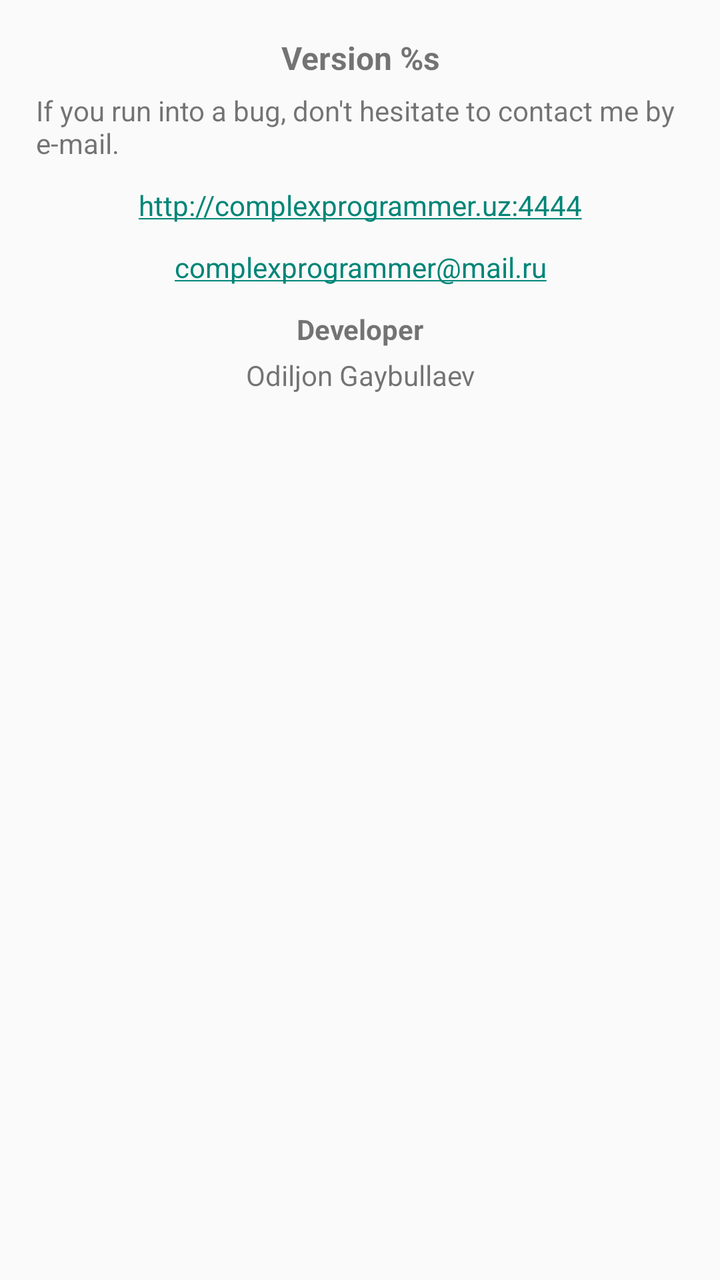
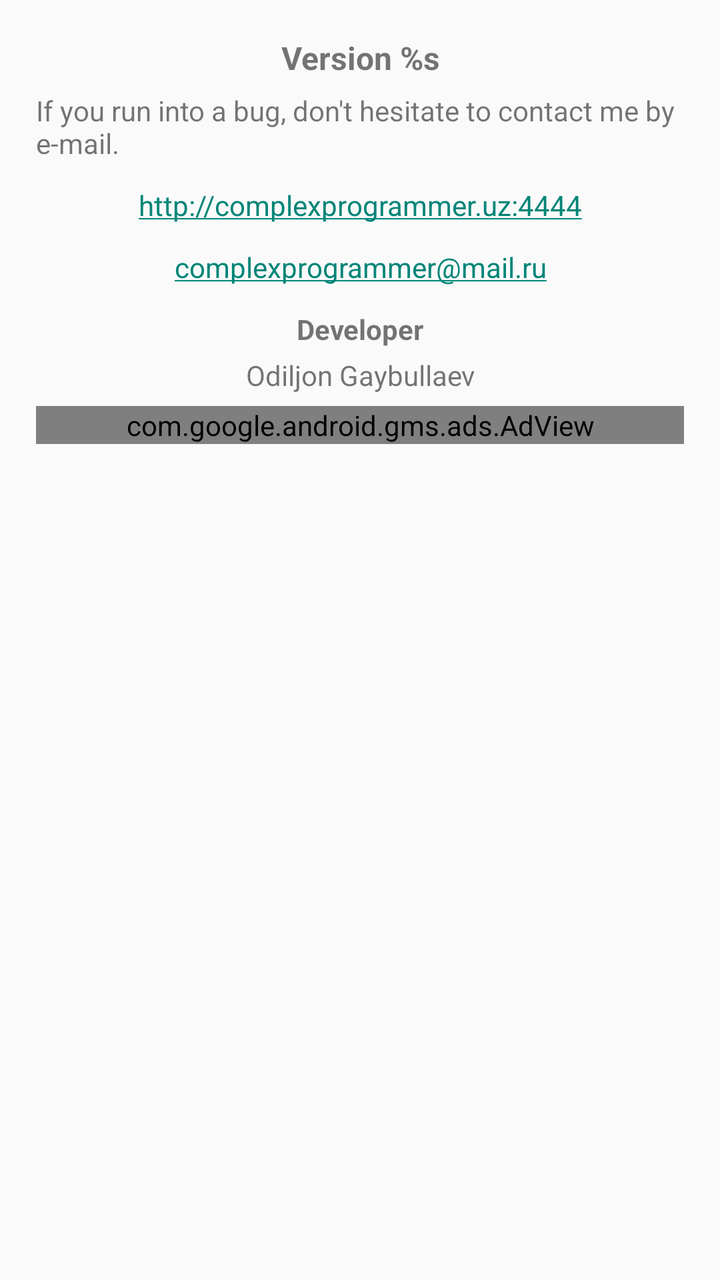

Before-and-after screenshots of an Android layout around one commit, followed by the original layout XML and the change that was made.
<!-- AndroidManifest.xml: application theme Theme.AppCompat.Light.DarkActionBar -->
<!-- res/layout/about.xml -->
<?xml version="1.0" encoding="utf-8"?>
<ScrollView xmlns:android="http://schemas.android.com/apk/res/android"
    android:id="@+id/scrollView"
    android:layout_width="fill_parent"
    android:layout_height="fill_parent"
    android:orientation="vertical">

    <LinearLayout
        android:layout_width="fill_parent"
        android:layout_height="wrap_content"
        android:orientation="vertical"
        android:padding="18dp">









        <TextView
            android:id="@+id/version_label"
            android:layout_width="fill_parent"
            android:layout_height="wrap_content"
            android:gravity="center_horizontal"
            android:text="@string/version"
            android:textSize="16sp"
            android:textStyle="bold" />

        <TextView
            android:layout_width="fill_parent"
            android:layout_height="wrap_content"
            android:layout_marginTop="6dp"
            android:layout_marginBottom="6dp"
            android:autoLink="all"
            android:gravity="fill_horizontal"
            android:text="@string/send_me_bugs" />

        <TextView
            android:layout_width="fill_parent"
            android:layout_height="wrap_content"
            android:layout_marginTop="6dp"
            android:layout_marginBottom="6dp"
            android:autoLink="all"
            android:gravity="center_horizontal"
            android:text="@string/site_url" />

        <TextView
            android:layout_width="fill_parent"
            android:layout_height="wrap_content"
            android:layout_marginTop="6dp"
            android:layout_marginBottom="6dp"
            android:autoLink="all"
            android:gravity="center_horizontal"
            android:text="@string/email" />

        <TextView
            android:layout_width="fill_parent"
            android:layout_height="wrap_content"
            android:layout_marginTop="6dp"
            android:layout_marginBottom="2dp"
            android:autoLink="all"
            android:gravity="center_horizontal"
            android:text="@string/developer_label"
            android:textStyle="bold" />

        <TextView
            android:layout_width="fill_parent"
            android:layout_height="wrap_content"
            android:layout_marginTop="2dp"
            android:layout_marginBottom="6dp"
            android:autoLink="all"
            android:gravity="center_horizontal"
            android:text="@string/developer" />
    </LinearLayout>

</ScrollView>
<!-- resources referenced by this layout -->
<resources>
  <string name="developer">Odiljon Gaybullaev</string>
  <string name="developer_label">Developer</string>
  <string name="email">complexprogrammer@mail.ru</string>
  <string name="send_me_bugs">If you run into a bug, don\'t hesitate to contact me by e-mail.</string>
  <string name="site_url">http://complexprogrammer.uz:4444</string>
  <string name="version">Version %s</string>
</resources>

<!-- the commit's change to res/layout/about.xml (unified diff, before → after) -->
@@ -10,14 +10,6 @@
         android:layout_height="wrap_content"
         android:orientation="vertical"
         android:padding="18dp">
-
-
-
-
-
-
-
-
 
         <TextView
             android:id="@+id/version_label"
@@ -73,6 +65,15 @@
             android:autoLink="all"
             android:gravity="center_horizontal"
             android:text="@string/developer" />
+        <com.google.android.gms.ads.AdView
+            xmlns:ads="http://schemas.android.com/apk/res-auto"
+            android:id="@+id/adView"
+            android:layout_width="fill_parent"
+            android:layout_height="wrap_content"
+            ads:adSize="BANNER"
+            android:gravity="center_horizontal"
+            ads:adUnitId="ca-app-pub-7773722896374259/4466729249">
+        </com.google.android.gms.ads.AdView>
     </LinearLayout>
 
 </ScrollView>
